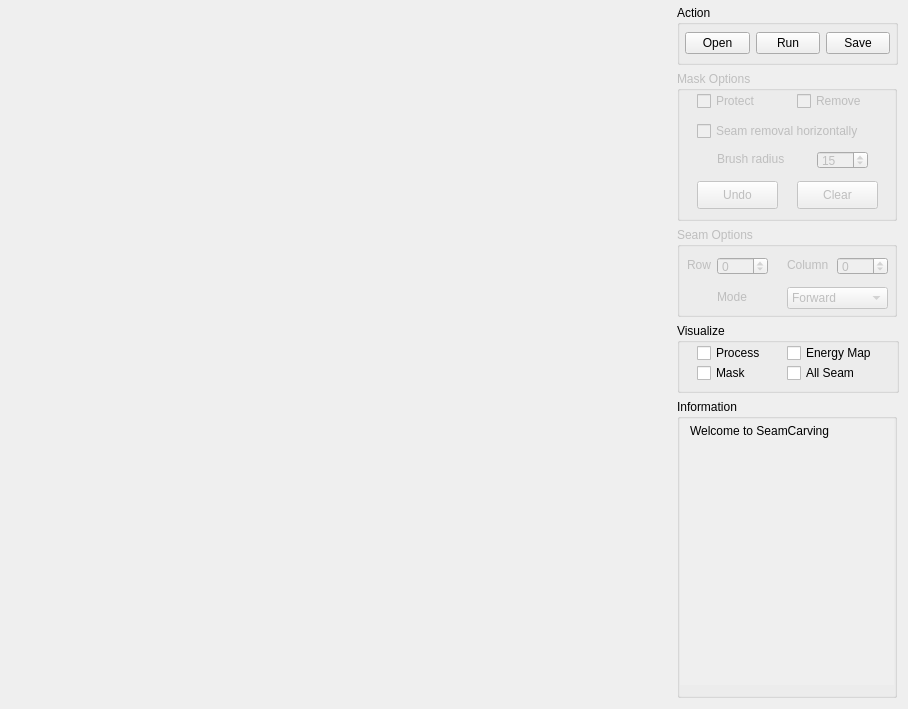
This is seam_carving_gui.ui in zoxuandinhzo/seam-carving-with-pyqt5 as Qt 5 draws it before an edit. The edited form follows.
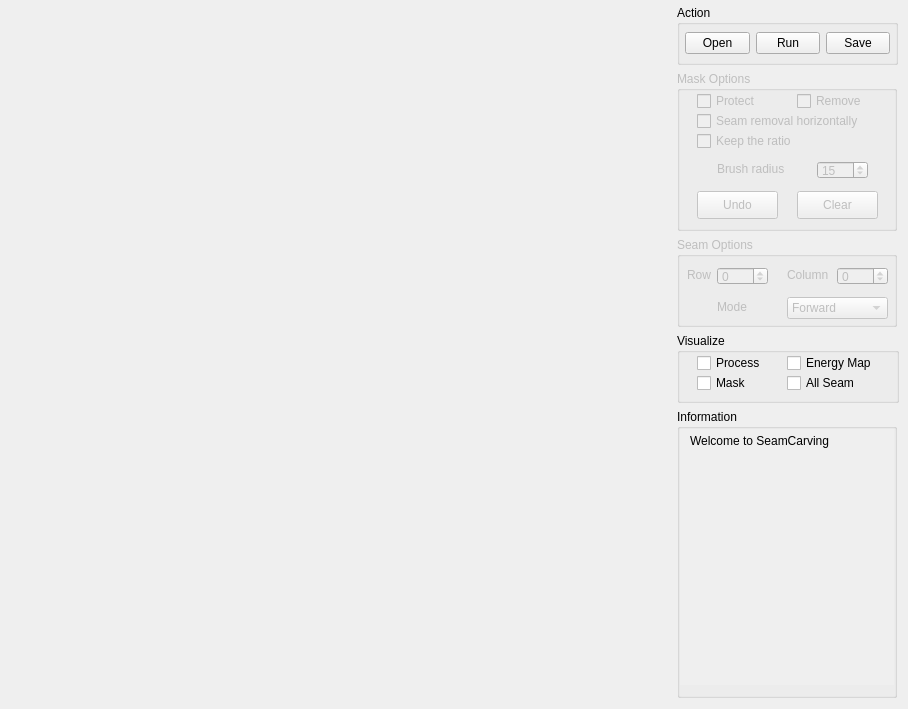
This is the edited form.

Commit message: add keep ratio options

Diff of the .ui file:
```diff
--- a/seam_carving_gui.ui
+++ b/seam_carving_gui.ui
@@ -221,7 +221,7 @@
          <property name="minimumSize">
           <size>
            <width>220</width>
-           <height>150</height>
+           <height>160</height>
           </size>
          </property>
          <property name="title">
@@ -231,7 +231,7 @@
           <property name="geometry">
            <rect>
             <x>120</x>
-            <y>110</y>
+            <y>120</y>
             <width>81</width>
             <height>28</height>
            </rect>
@@ -244,7 +244,7 @@
           <property name="geometry">
            <rect>
             <x>40</x>
-            <y>80</y>
+            <y>90</y>
             <width>91</width>
             <height>16</height>
            </rect>
@@ -257,7 +257,7 @@
           <property name="geometry">
            <rect>
             <x>140</x>
-            <y>80</y>
+            <y>90</y>
             <width>51</width>
             <height>18</height>
            </rect>
@@ -279,7 +279,7 @@
           <property name="geometry">
            <rect>
             <x>20</x>
-            <y>110</y>
+            <y>120</y>
             <width>81</width>
             <height>28</height>
            </rect>
@@ -318,7 +318,7 @@
           <property name="geometry">
            <rect>
             <x>20</x>
-            <y>50</y>
+            <y>40</y>
             <width>191</width>
             <height>20</height>
            </rect>
@@ -327,6 +327,19 @@
            <string>Seam removal horizontally</string>
           </property>
          </widget>
+         <widget class="QCheckBox" name="ckb_ratio">
+          <property name="geometry">
+           <rect>
+            <x>20</x>
+            <y>60</y>
+            <width>171</width>
+            <height>20</height>
+           </rect>
+          </property>
+          <property name="text">
+           <string>Keep the ratio</string>
+          </property>
+         </widget>
         </widget>
        </item>
        <item>
@@ -560,7 +573,7 @@
                <x>0</x>
                <y>0</y>
                <width>218</width>
-               <height>241</height>
+               <height>231</height>
               </rect>
              </property>
              <layout class="QVBoxLayout" name="verticalLayout">
```
The commit also changes 3 other files.
